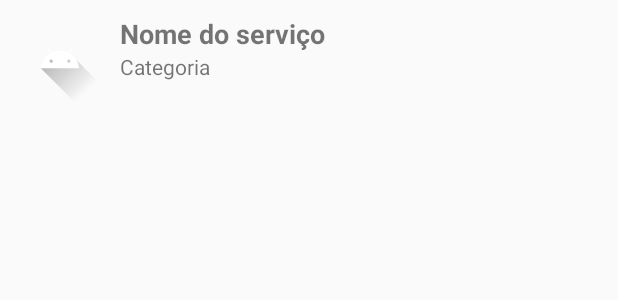
After one commit to Tiago7mendes/guia-pocket, an Android app: the layout item_servico.xml on its own in the app's theme, with its tools: preview values and no code run, on a phone screen of 412 x 824 dp. The commit adds this screen. Shown: the top 300 px of the screen. Run offline under Robolectric (Android 15) with nearby library versions, the phone set to English and light mode, and no system bars.

Commit message:
Lista de Servicos

```diff
--- /dev/null
+++ b/app/src/main/res/layout/item_servico.xml
@@ -0,0 +1,36 @@
+<?xml version="1.0" encoding="utf-8"?>
+<LinearLayout xmlns:android="http://schemas.android.com/apk/res/android"
+    android:layout_width="match_parent"
+    android:layout_height="wrap_content"
+    android:orientation="horizontal"
+    android:padding="10dp">
+
+    <ImageView
+        android:id="@+id/imgServico"
+        android:layout_width="60dp"
+        android:layout_height="60dp"
+        android:scaleType="centerCrop"
+        android:src="@drawable/ic_launcher_foreground"
+        android:layout_marginEnd="10dp" />
+
+    <LinearLayout
+        android:layout_width="match_parent"
+        android:layout_height="wrap_content"
+        android:orientation="vertical">
+
+        <TextView
+            android:id="@+id/txtNome"
+            android:layout_width="wrap_content"
+            android:layout_height="wrap_content"
+            android:text="Nome do serviço"
+            android:textSize="18sp"
+            android:textStyle="bold" />
+
+        <TextView
+            android:id="@+id/txtCategoria"
+            android:layout_width="wrap_content"
+            android:layout_height="wrap_content"
+            android:text="Categoria"
+            android:textSize="14sp" />
+    </LinearLayout>
+</LinearLayout>
```
Also changed, not shown: app/src/main/java/com/example/guia_pocket/DetalheActivity.kt (added, +23 -0 lines), app/src/main/java/com/example/guia_pocket/MainActivity.kt (+30 -10 lines), app/src/main/java/com/example/guia_pocket/Service.kt (added, +8 -0 lines), app/src/main/java/com/example/guia_pocket/ServiceAdapter.kt (added, +31 -0 lines), app/src/main/res/layout/activity_detalhe.xml (added, +35 -0 lines), app/src/main/res/layout/activity_main.xml (+8 -14 lines).
